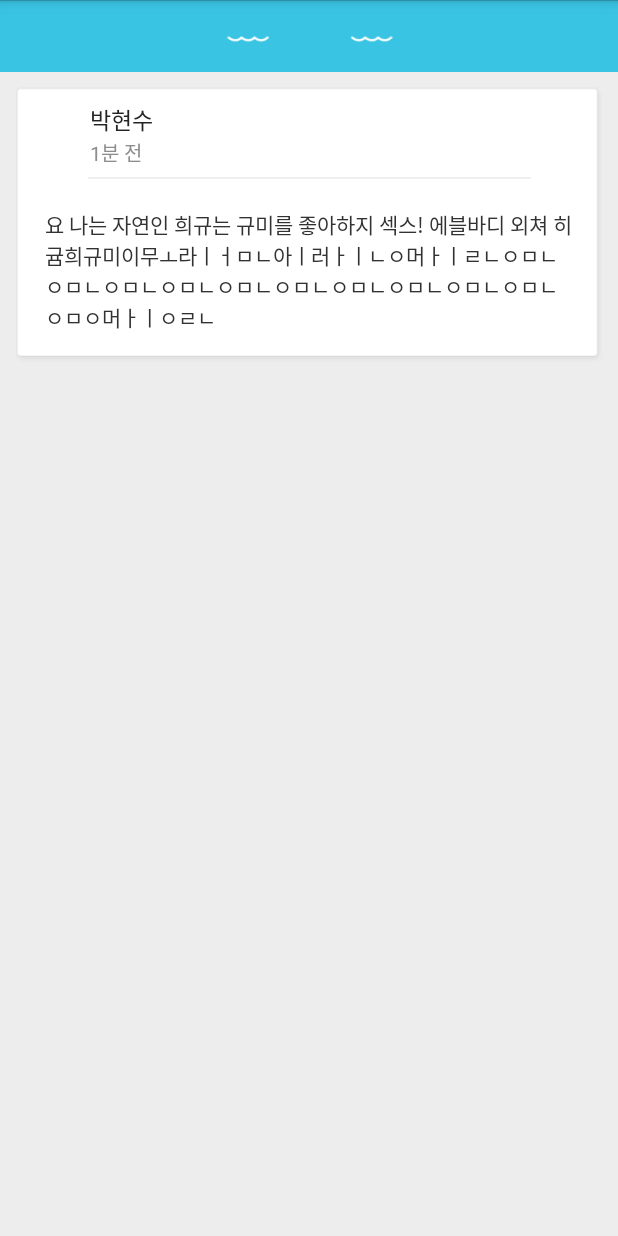
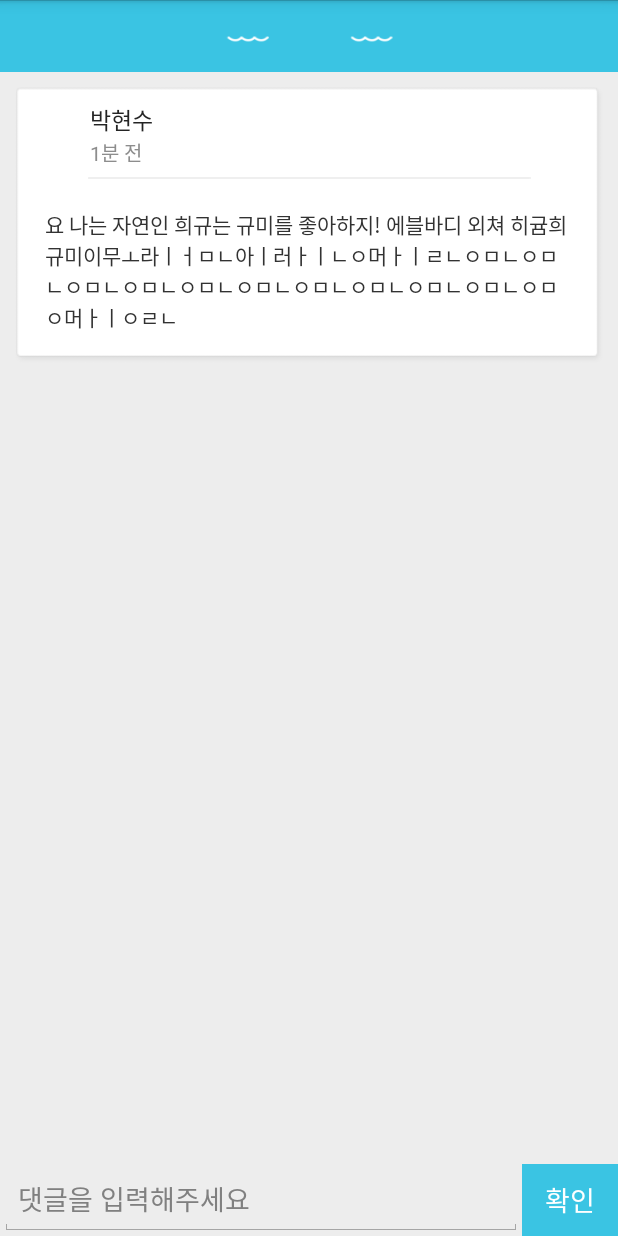
Before and after one commit to hyeonsupark/Summelier, an Android app: the BoradActivity screen opened directly, with no data from a screen before it, on a phone screen of 412 x 824 dp. Run offline under Robolectric (Android 15) with nearby library versions, the phone set to English and light mode, and no system bars; network calls fail.

Commit message:
Comment EditText

```diff
--- a/app/src/main/res/layout/activity_borad.xml
+++ b/app/src/main/res/layout/activity_borad.xml
@@ -70,12 +70,41 @@
             android:layout_width="match_parent"
             android:layout_height="wrap_content"
             android:padding="20dp"
-            android:text="요 나는 자연인 희규는 규미를 좋아하지 섹스! 에블바디 외쳐 히귬희규미이무ㅗ라ㅣㅓㅁㄴ아ㅣ러ㅏㅣㄴㅇ머ㅏㅣㄹㄴㅇㅁㄴㅇㅁㄴㅇㅁㄴㅇㅁㄴㅇㅁㄴㅇㅁㄴㅇㅁㄴㅇㅁㄴㅇㅁㄴㅇㅁㄴㅇㅁㅇ머ㅏㅣㅇㄹㄴ" />
+            android:text="요 나는 자연인 희규는 규미를 좋아하지! 에블바디 외쳐 히귬희규미이무ㅗ라ㅣㅓㅁㄴ아ㅣ러ㅏㅣㄴㅇ머ㅏㅣㄹㄴㅇㅁㄴㅇㅁㄴㅇㅁㄴㅇㅁㄴㅇㅁㄴㅇㅁㄴㅇㅁㄴㅇㅁㄴㅇㅁㄴㅇㅁㄴㅇㅁㅇ머ㅏㅣㅇㄹㄴ" />
 
     </LinearLayout>
 
-    <ListView
-        android:id="@+id/boards_lv_comments"
+    <RelativeLayout
         android:layout_width="match_parent"
-        android:layout_height="wrap_content"></ListView>
+        android:layout_height="match_parent">
+
+        <ListView
+            android:id="@+id/board_lv_comments"
+            android:layout_width="match_parent"
+            android:layout_height="wrap_content"
+            android:layout_above="@+id/board_et_comment"/>
+
+        <EditText
+            android:id="@+id/board_et_comment"
+            android:layout_width="match_parent"
+            android:layout_height="wrap_content"
+            android:layout_alignParentBottom="true"
+            android:layout_alignTop="@+id/board_btn_comment"
+            android:layout_toLeftOf="@+id/board_btn_comment"
+            android:hint="댓글을 입력해주세요"/>
+
+        <Button
+            android:id="@+id/board_btn_comment"
+            android:layout_width="wrap_content"
+            android:layout_height="wrap_content"
+            android:layout_alignParentBottom="true"
+            android:layout_alignParentRight="true"
+            android:background="@drawable/selector_btn_normal"
+            android:text="확인"
+            android:textColor="#ffffff"/>
+        </RelativeLayout>
+
+
+
+
 </LinearLayout>
```
